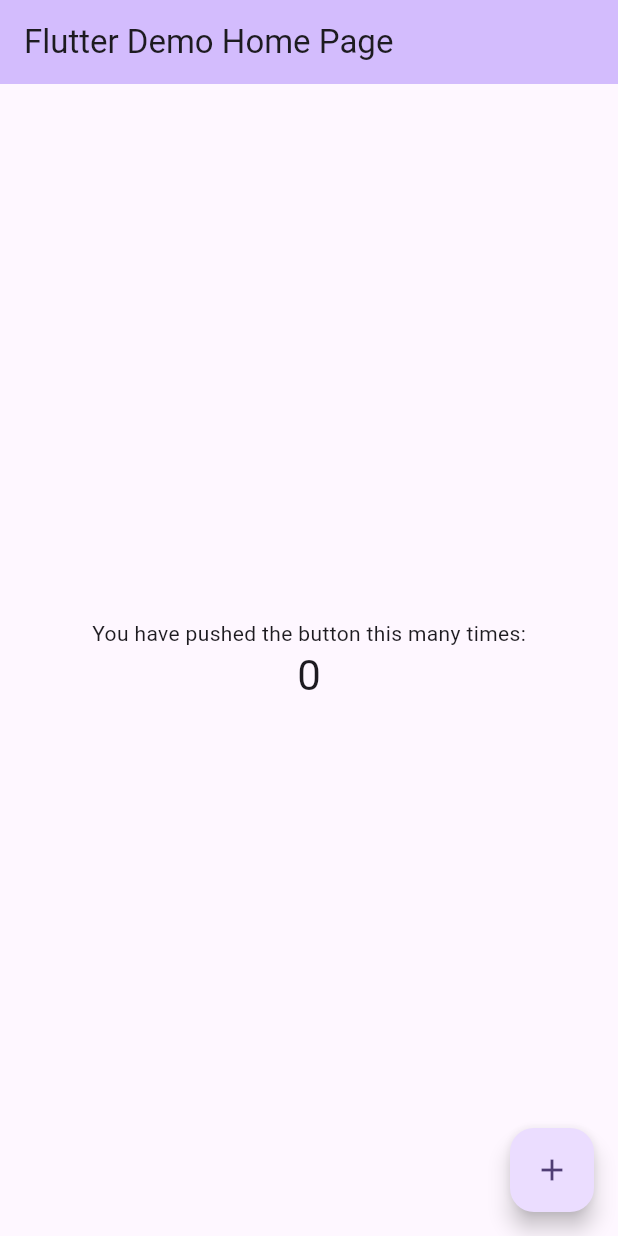
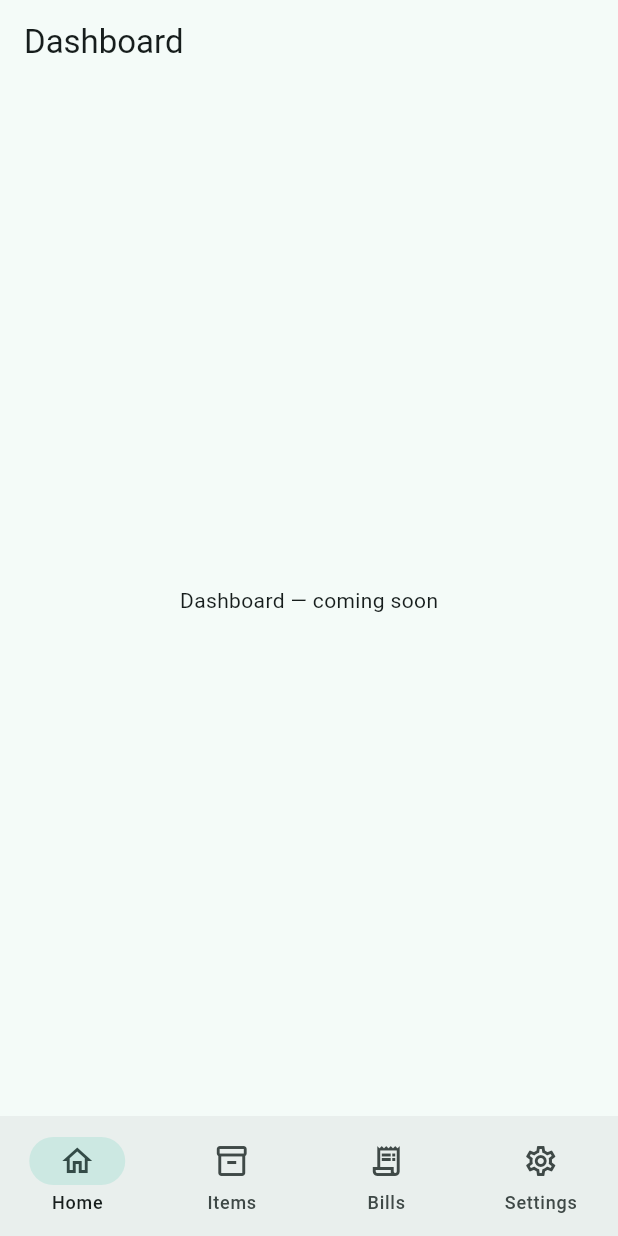
Before and after one commit to edg35/upkeep, a Flutter app: the screen it shows after launch, on a phone screen of 412 x 824 dp. Run offline on Flutter 3.47's test engine with Material 3 defaults, Android fonts, the phone set to English and light mode, and no system bars; our stand-ins replace dio, flutter_riverpod, go_router.

Commit message:
initial app shell and nav, theme scaffold

```diff
--- /dev/null
+++ b/frontend/lib/app.dart
@@ -0,0 +1,23 @@
+// app.dart
+import 'package:flutter/material.dart';
+import 'package:flutter_riverpod/flutter_riverpod.dart';
+
+import 'core/theme/app_theme.dart';
+import 'router/app_router.dart';
+
+class UpkeepApp extends ConsumerWidget {
+  const UpkeepApp({super.key});
+
+  @override
+  Widget build(BuildContext context, WidgetRef ref) {
+    final router = ref.watch(appRouterProvider);
+
+    return MaterialApp.router(
+      title: 'Upkeep',
+      debugShowCheckedModeBanner: false,
+      theme: AppTheme.light(),
+      darkTheme: AppTheme.dark(),
+      routerConfig: router,
+    );
+  }
+}
--- /dev/null
+++ b/frontend/lib/core/network/api_client.dart
@@ -0,0 +1,23 @@
+// core/network/api_client.dart
+import 'package:dio/dio.dart';
+import 'package:flutter_riverpod/flutter_riverpod.dart';
+
+// TODO: move to env config once you set up flavors/dotenv
+const _baseUrl = 'http://10.0.2.2:3000'; // Android emulator -> localhost
+// use 'http://localhost:3000' for iOS simulator
+
+final dioProvider = Provider<Dio>((ref) {
+  final dio = Dio(
+    BaseOptions(
+      baseUrl: _baseUrl,
+      connectTimeout: const Duration(seconds: 10),
+      receiveTimeout: const Duration(seconds: 10),
+    ),
+  );
+
+  dio.interceptors.add(LogInterceptor(responseBody: true));
+  // Auth interceptor for the token slot in flutter_secure_storage
+  // gets added in the auth-flow issue (VER-... auth flow).
+
+  return dio;
+});
--- /dev/null
+++ b/frontend/lib/core/theme/app_theme.dart
@@ -0,0 +1,29 @@
+import 'package:flutter/material.dart';
+
+// Placeholder seed color — swap this out when the playful design
+// system lands. Everything else reads from ColorScheme so it should
+// cascade cleanly.
+
+const _seedColor = Colors.teal;
+
+class AppTheme {
+  static ThemeData light() {
+    return ThemeData(
+      useMaterial3: true,
+      colorScheme: ColorScheme.fromSeed(
+        seedColor: _seedColor,
+        brightness: Brightness.light,
+      ),
+    );
+  }
+
+  static ThemeData dark() {
+    return ThemeData(
+      useMaterial3: true,
+      colorScheme: ColorScheme.fromSeed(
+        seedColor: _seedColor,
+        brightness: Brightness.dark,
+      ),
+    );
+  }
+}
--- /dev/null
+++ b/frontend/lib/features/bills/bills_screen.dart
@@ -0,0 +1,13 @@
+import 'package:flutter/material.dart';
+
+class BillsScreen extends StatelessWidget {
+  const BillsScreen({super.key});
+
+  @override
+  Widget build(BuildContext context) {
+    return Scaffold(
+      appBar: AppBar(title: const Text('Bills')),
+      body: const Center(child: Text('Bills — coming soon')),
+    );
+  }
+}
--- /dev/null
+++ b/frontend/lib/features/dashboard/dashboard_screen.dart
@@ -0,0 +1,13 @@
+import 'package:flutter/material.dart';
+
+class DashboardScreen extends StatelessWidget {
+  const DashboardScreen({super.key});
+
+  @override
+  Widget build(BuildContext context) {
+    return Scaffold(
+      appBar: AppBar(title: const Text('Dashboard')),
+      body: const Center(child: Text('Dashboard — coming soon')),
+    );
+  }
+}
--- /dev/null
+++ b/frontend/lib/features/items/items_screen.dart
@@ -0,0 +1,13 @@
+import 'package:flutter/material.dart';
+
+class ItemsScreen extends StatelessWidget {
+  const ItemsScreen({super.key});
+
+  @override
+  Widget build(BuildContext context) {
+    return Scaffold(
+      appBar: AppBar(title: const Text('Items')),
+      body: const Center(child: Text('Items — coming soon')),
+    );
+  }
+}
--- /dev/null
+++ b/frontend/lib/features/settings/settings_screen.dart
@@ -0,0 +1,13 @@
+import 'package:flutter/material.dart';
+
+class SettingsScreen extends StatelessWidget {
+  const SettingsScreen({super.key});
+
+  @override
+  Widget build(BuildContext context) {
+    return Scaffold(
+      appBar: AppBar(title: const Text('Settings')),
+      body: const Center(child: Text('Settings — coming soon')),
+    );
+  }
+}
--- a/frontend/lib/main.dart
+++ b/frontend/lib/main.dart
@@ -1,122 +1,9 @@
+// main.dart
 import 'package:flutter/material.dart';
+import 'package:flutter_riverpod/flutter_riverpod.dart';
+
+import 'app.dart';
 
 void main() {
-  runApp(const MyApp());
+  runApp(const ProviderScope(child: UpkeepApp()));
 }
-
-class MyApp extends StatelessWidget {
-  const MyApp({super.key});
-
-  // This widget is the root of your application.
-  @override
-  Widget build(BuildContext context) {
-    return MaterialApp(
-      title: 'Flutter Demo',
-      theme: ThemeData(
-        // This is the theme of your application.
-        //
-        // TRY THIS: Try running your application with "flutter run". You'll see
-        // the application has a purple toolbar. Then, without quitting the app,
-        // try changing the seedColor in the colorScheme below to Colors.green
-        // and then invoke "hot reload" (save your changes or press the "hot
-        // reload" button in a Flutter-supported IDE, or press "r" if you used
-        // the command line to start the app).
-        //
-        // Notice that the counter didn't reset back to zero; the application
-        // state is not lost during the reload. To reset the state, use hot
-        // restart instead.
-        //
-        // This works for code too, not just values: Most code changes can be
-        // tested with just a hot reload.
-        colorScheme: .fromSeed(seedColor: Colors.deepPurple),
-      ),
-      home: const MyHomePage(title: 'Flutter Demo Home Page'),
-    );
-  }
-}
-
-class MyHomePage extends StatefulWidget {
-  const MyHomePage({super.key, required this.title});
-
-  // This widget is the home page of your application. It is stateful, meaning
-  // that it has a State object (defined below) that contains fields that affect
-  // how it looks.
-
-  // This class is the configuration for the state. It holds the values (in this
-  // case the title) provided by the parent (in this case the App widget) and
-  // used by the build method of the State. Fields in a Widget subclass are
-  // always marked "final".
-
-  final String title;
-
-  @override
-  State<MyHomePage> createState() => _MyHomePageState();
-}
-
-class _MyHomePageState extends State<MyHomePage> {
-  int _counter = 0;
-
-  void _incrementCounter() {
-    setState(() {
-      // This call to setState tells the Flutter framework that something has
-      // changed in this State, which causes it to rerun the build method below
-      // so that the display can reflect the updated values. If we changed
-      // _counter without calling setState(), then the build method would not be
-      // called again, and so nothing would appear to happen.
-      _counter++;
-    });
-  }
-
-  @override
-  Widget build(BuildContext context) {
-    // This method is rerun every time setState is called, for instance as done
-    // by the _incrementCounter method above.
-    //
-    // The Flutter framework has been optimized to make rerunning build methods
-    // fast, so that you can just rebuild anything that needs updating rather
-    // than having to individually change instances of widgets.
-    return Scaffold(
-      appBar: AppBar(
-        // TRY THIS: Try changing the color here to a specific color (to
-        // Colors.amber, perhaps?) and trigger a hot reload to see the AppBar
-        // change color while the other colors stay the same.
-        backgroundColor: Theme.of(context).colorScheme.inversePrimary,
-        // Here we take the value from the MyHomePage object that was created by
-        // the App.build method, and use it to set our appbar title.
-        title: Text(widget.title),
-      ),
-      body: Center(
-        // Center is a layout widget. It takes a single child and positions it
-        // in the middle of the parent.
-        child: Column(
-          // Column is also a layout widget. It takes a list of children and
-          // arranges them vertically. By default, it sizes itself to fit its
-          // children horizontally, and tries to be as tall as its parent.
-          //
-          // Column has various properties to control how it sizes itself and
-          // how it positions its children. Here we use mainAxisAlignment to
-          // center the children vertically; the main axis here is the vertical
-          // axis because Columns are vertical (the cross axis would be
-          // horizontal).
-          //
-          // TRY THIS: Invoke "debug painting" (choose the "Toggle Debug Paint"
-          // action in the IDE, or press "p" in the console), to see the
-          // wireframe for each widget.
-          mainAxisAlignment: .center,
-          children: [
-            const Text('You have pushed the button this many times:'),
-            Text(
-              '$_counter',
-              style: Theme.of(context).textTheme.headlineMedium,
-            ),
-          ],
-        ),
-      ),
-      floatingActionButton: FloatingActionButton(
-        onPressed: _incrementCounter,
-        tooltip: 'Increment',
-        child: const Icon(Icons.add),
-      ),
-    );
-  }
-}
--- /dev/null
+++ b/frontend/lib/router/app_router.dart
@@ -0,0 +1,86 @@
+// router/app_router.dart
+import 'package:flutter/material.dart';
+import 'package:flutter_riverpod/flutter_riverpod.dart';
+import 'package:go_router/go_router.dart';
+
+import '../features/bills/bills_screen.dart';
+import '../features/dashboard/dashboard_screen.dart';
+import '../features/items/items_screen.dart';
+import '../features/settings/settings_screen.dart';
+
+final appRouterProvider = Provider<GoRouter>((ref) {
+  return GoRouter(
+    initialLocation: '/dashboard',
+    routes: [
+      StatefulShellRoute.indexedStack(
+        builder: (context, state, shell) => ScaffoldWithNavBar(shell: shell),
+        branches: [
+          StatefulShellBranch(
+            routes: [
+              GoRoute(
+                path: '/dashboard',
+                builder: (context, state) => const DashboardScreen(),
+              ),
+            ],
+          ),
+          StatefulShellBranch(
+            routes: [
+              GoRoute(
+                path: '/items',
+                builder: (context, state) => const ItemsScreen(),
+              ),
+            ],
+          ),
+          StatefulShellBranch(
+            routes: [
+              GoRoute(
+                path: '/bills',
+                builder: (context, state) => const BillsScreen(),
+              ),
+            ],
+          ),
+          StatefulShellBranch(
+            routes: [
+              GoRoute(
+                path: '/settings',
+                builder: (context, state) => const SettingsScreen(),
+              ),
+            ],
+          ),
+        ],
+      ),
+    ],
+  );
+});
+
+class ScaffoldWithNavBar extends StatelessWidget {
+  const ScaffoldWithNavBar({super.key, required this.shell});
+  final StatefulNavigationShell shell;
+
+  @override
+  Widget build(BuildContext context) {
+    return Scaffold(
+      body: shell,
+      bottomNavigationBar: NavigationBar(
+        selectedIndex: shell.currentIndex,
+        onDestinationSelected: (i) =>
+            shell.goBranch(i, initialLocation: i == shell.currentIndex),
+        destinations: const [
+          NavigationDestination(icon: Icon(Icons.home_outlined), label: 'Home'),
+          NavigationDestination(
+            icon: Icon(Icons.inventory_2_outlined),
+            label: 'Items',
+          ),
+          NavigationDestination(
+            icon: Icon(Icons.receipt_long_outlined),
+            label: 'Bills',
+          ),
+          NavigationDestination(
+            icon: Icon(Icons.settings_outlined),
+            label: 'Settings',
+          ),
+        ],
+      ),
+    );
+  }
+}
```
Also changed, not shown: frontend/pubspec.yaml (+5 -42 lines), frontend/pubspec.lock, 2 other files.
